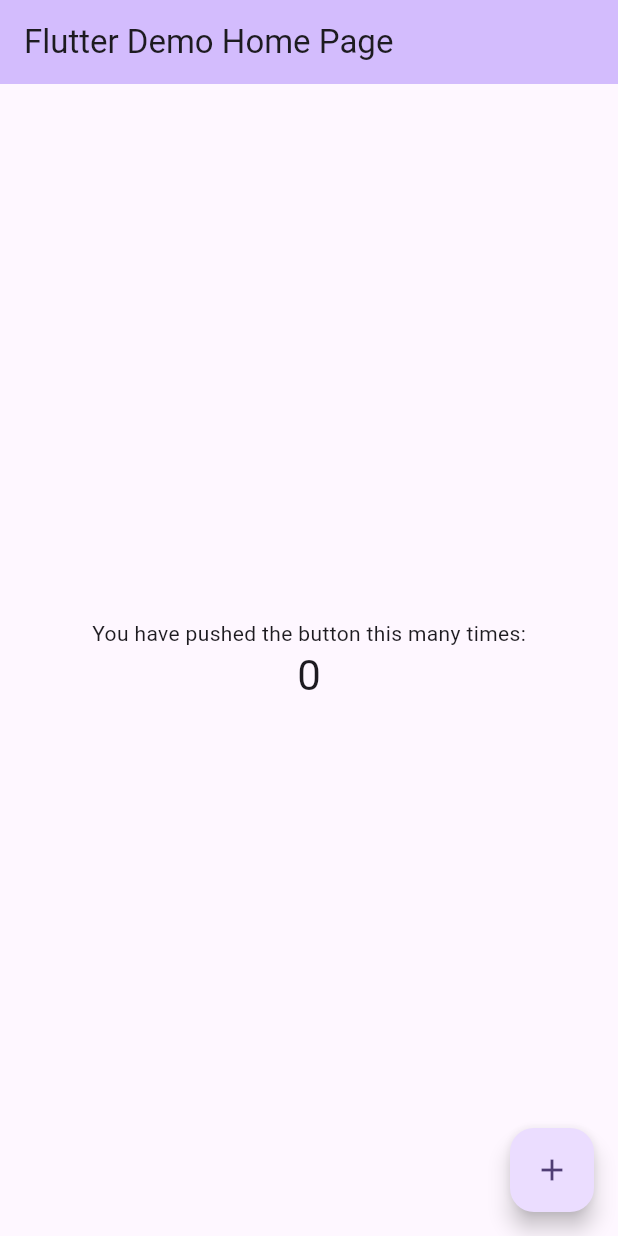
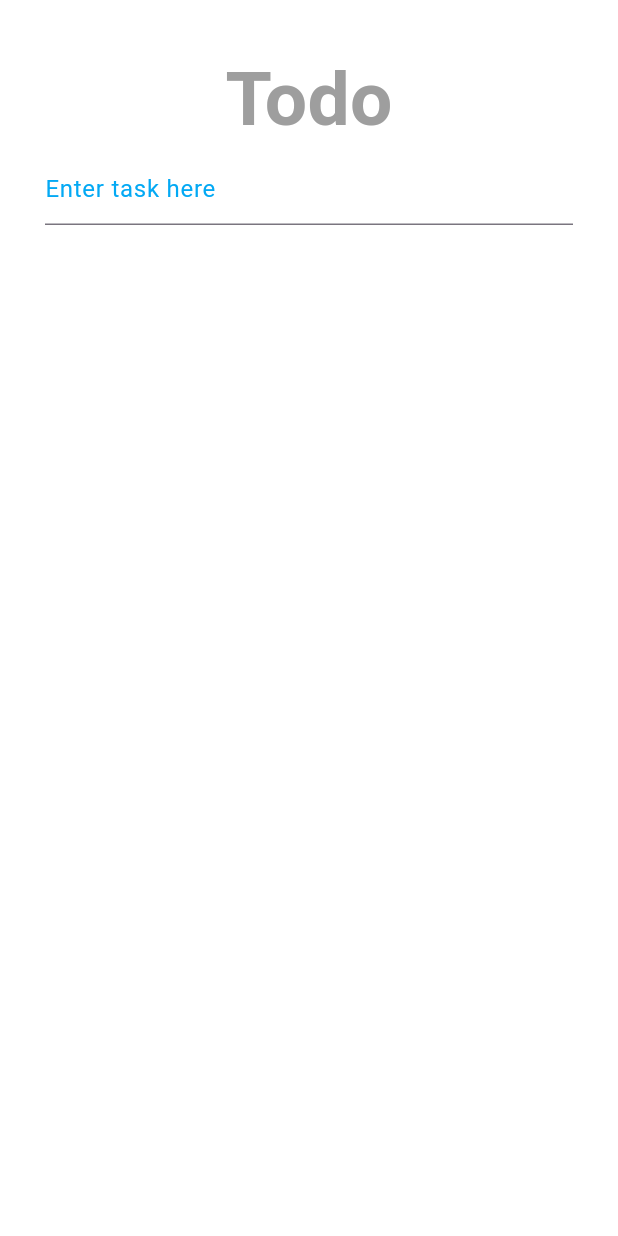
Before and after one commit to hzdelgado/flutter-bloc-sqlite, a Flutter app: the screen it shows after launch, on a phone screen of 412 x 824 dp. Run offline on Flutter 3.47's test engine with Material 2 defaults, Android fonts, the phone set to English and light mode, and no system bars; our stand-ins replace bloc, flutter_bloc, fluttertoast, freezed_annotation, sqflite, sqflite_common_ffi; accounts and stored records are empty; generated files the repository leaves out were written again.

Commit message:
todo list screen created
- path to database updated.
- fluttertoast dep installed.

```diff
--- a/lib/data/datasources/sqlite_database.dart
+++ b/lib/data/datasources/sqlite_database.dart
@@ -17,8 +17,8 @@ class SqliteDatabase {
   }
 
   static Future<String> _getDatabasePath() async {
-    final libraryDirectory = await getDatabasesPath();
-    final path = join(libraryDirectory, 'database.db');
+    final libraryDirectory = await getApplicationDocumentsDirectory();
+    final path = join(libraryDirectory.path, 'database.db');
     return path;
   }
 
--- a/lib/main.dart
+++ b/lib/main.dart
@@ -1,12 +1,18 @@
 import 'dart:io';
 
 import 'package:flutter/material.dart';
+import 'package:flutter_bloc/flutter_bloc.dart';
 import 'package:flutter_bloc_sqlite/data/datasources/sqlite_database.dart';
+import 'package:flutter_bloc_sqlite/data/repositories/todo_repository_impl.dart';
+import 'package:flutter_bloc_sqlite/domain/bloc/todo_bloc.dart';
+import 'package:flutter_bloc_sqlite/domain/bloc/todo_event.dart';
+import 'package:flutter_bloc_sqlite/ui/todo_list_screen.dart';
 import 'package:sqflite_common_ffi/sqflite_ffi.dart';
 
 Future<void> main() async {
   WidgetsFlutterBinding.ensureInitialized();
-  databaseFactory = databaseFactoryFfi;
+  sqfliteFfiInit();
+  databaseFactoryOrNull = databaseFactoryFfi;
   await SqliteDatabase.db();
   runApp(const MyApp());
 }
@@ -38,95 +44,18 @@ class MyApp extends StatelessWidget {
         colorScheme: ColorScheme.fromSeed(seedColor: Colors.deepPurple),
         useMaterial3: true,
       ),
-      home: const MyHomePage(title: 'Flutter Demo Home Page'),
+      home: RepositoryProvider(
+        create: (context) => TodoRepositoryImpl(),
+        child: MultiBlocProvider(
+          providers: [
+            BlocProvider(
+                create: (context) => TodoBloc(
+                      RepositoryProvider.of<TodoRepositoryImpl>(context),
+                    )..add(LoadTodos()))
+          ],
+          child: const TodoListScreen(),
+        ),
+      ),
     );
   }
 }
-
-class MyHomePage extends StatefulWidget {
-  const MyHomePage({super.key, required this.title});
-
-  // This widget is the home page of your application. It is stateful, meaning
-  // that it has a State object (defined below) that contains fields that affect
-  // how it looks.
-
-  // This class is the configuration for the state. It holds the values (in this
-  // case the title) provided by the parent (in this case the App widget) and
-  // used by the build method of the State. Fields in a Widget subclass are
-  // always marked "final".
-
-  final String title;
-
-  @override
-  State<MyHomePage> createState() => _MyHomePageState();
-}
-
-class _MyHomePageState extends State<MyHomePage> {
-  int _counter = 0;
-
-  void _incrementCounter() {
-    setState(() {
-      // This call to setState tells the Flutter framework that something has
-      // changed in this State, which causes it to rerun the build method below
-      // so that the display can reflect the updated values. If we changed
-      // _counter without calling setState(), then the build method would not be
-      // called again, and so nothing would appear to happen.
-      _counter++;
-    });
-  }
-
-  @override
-  Widget build(BuildContext context) {
-    // This method is rerun every time setState is called, for instance as done
-    // by the _incrementCounter method above.
-    //
-    // The Flutter framework has been optimized to make rerunning build methods
-    // fast, so that you can just rebuild anything that needs updating rather
-    // than having to individually change instances of widgets.
-    return Scaffold(
-      appBar: AppBar(
-        // TRY THIS: Try changing the color here to a specific color (to
-        // Colors.amber, perhaps?) and trigger a hot reload to see the AppBar
-        // change color while the other colors stay the same.
-        backgroundColor: Theme.of(context).colorScheme.inversePrimary,
-        // Here we take the value from the MyHomePage object that was created by
-        // the App.build method, and use it to set our appbar title.
-        title: Text(widget.title),
-      ),
-      body: Center(
-        // Center is a layout widget. It takes a single child and positions it
-        // in the middle of the parent.
-        child: Column(
-          // Column is also a layout widget. It takes a list of children and
-          // arranges them vertically. By default, it sizes itself to fit its
-          // children horizontally, and tries to be as tall as its parent.
-          //
-          // Column has various properties to control how it sizes itself and
-          // how it positions its children. Here we use mainAxisAlignment to
-          // center the children vertically; the main axis here is the vertical
-          // axis because Columns are vertical (the cross axis would be
-          // horizontal).
-          //
-          // TRY THIS: Invoke "debug painting" (choose the "Toggle Debug Paint"
-          // action in the IDE, or press "p" in the console), to see the
-          // wireframe for each widget.
-          mainAxisAlignment: MainAxisAlignment.center,
-          children: <Widget>[
-            const Text(
-              'You have pushed the button this many times:',
-            ),
-            Text(
-              '$_counter',
-              style: Theme.of(context).textTheme.headlineMedium,
-            ),
-          ],
-        ),
-      ),
-      floatingActionButton: FloatingActionButton(
-        onPressed: _incrementCounter,
-        tooltip: 'Increment',
-        child: const Icon(Icons.add),
-      ), // This trailing comma makes auto-formatting nicer for build methods.
-    );
-  }
-}
--- /dev/null
+++ b/lib/ui/todo_list_screen.dart
@@ -0,0 +1,84 @@
+import 'package:flutter/material.dart';
+import 'package:flutter_bloc/flutter_bloc.dart';
+import 'package:flutter_bloc_sqlite/domain/bloc/todo_bloc.dart';
+import 'package:flutter_bloc_sqlite/domain/bloc/todo_event.dart';
+import 'package:flutter_bloc_sqlite/domain/bloc/todo_state.dart';
+import 'package:flutter_bloc_sqlite/domain/models/todo.dart';
+import 'package:flutter_bloc_sqlite/ui/widgets/todo_input_field.dart';
+import 'package:flutter_bloc_sqlite/ui/widgets/todo_list_view.dart';
+import 'package:fluttertoast/fluttertoast.dart';
+
+class TodoListScreen extends StatefulWidget {
+  const TodoListScreen({super.key});
+
+  @override
+  State<TodoListScreen> createState() => _TodoListScreenState();
+}
+
+class _TodoListScreenState extends State<TodoListScreen> {
+  late TodoBloc _todoBloc;
+  List<Todo> _todoList = [];
+  @override
+  void initState() {
+    _todoBloc = BlocProvider.of(context);
+    _todoBloc.add(LoadTodos());
+
+    super.initState();
+  }
+
+  void _onTodoItemAdded(Todo todo) {
+    _todoBloc.add(AddTodo(todo: todo));
+
+  }
+
+  void _onTodoItemChanged(Todo todo, int index) {
+    _todoBloc.add(UpdateTodo(todo: todo));
+  }
+
+  @override
+  Widget build(BuildContext context) {
+    return Scaffold(
+        backgroundColor: Colors.white,
+        body: BlocConsumer<TodoBloc, TodoState>(
+          builder: (context, state) {
+            if (state is TodoPageLoading) {
+              return const CircularProgressIndicator();
+            } else if (state is TodoPageLoaded) {
+              if (state.todos.isNotEmpty == true) {
+                _todoList = state.todos;
+              }
+            } else if (state is TodoError) {
+              Fluttertoast.showToast(
+                  msg: state.message!,
+                  toastLength: Toast.LENGTH_SHORT,
+                  gravity: ToastGravity.CENTER,
+                  timeInSecForIosWeb: 1,
+                  backgroundColor: Colors.red,
+                  textColor: Colors.white,
+                  fontSize: 16.0);
+            }
+            return  Padding(
+                padding: const EdgeInsets.all(30),
+                child: Column(
+                  children: [
+                    const Text(
+                      "Todo",
+                      style: TextStyle(
+                          fontSize: 50,
+                          color: Colors.grey,
+                          fontWeight: FontWeight.bold),
+                    ),
+                    TodoInputField(_onTodoItemAdded),
+                    SizedBox(
+                      height: MediaQuery.sizeOf(context).height /2,
+                      child: TodoListView(_todoList, _onTodoItemChanged),
+                    )
+                  ],
+                ));
+          },
+          listener: (context, state) {
+            //Here, you can permorn action like show toast, snackbar & dialog on the basis of state
+          },
+        ));
+  }
+}
--- /dev/null
+++ b/lib/ui/widgets/todo_input_field.dart
@@ -0,0 +1,22 @@
+import 'package:flutter/material.dart';
+import 'package:flutter_bloc_sqlite/domain/models/todo.dart';
+
+class TodoInputField extends StatelessWidget {
+  final Function onItemAdded;
+  const TodoInputField(this.onItemAdded, {super.key});
+
+  @override
+  Widget build(BuildContext context) {
+    return TextField(
+      onSubmitted: (value) {
+        var todo = Todo(title: value);
+        onItemAdded(todo);
+      },
+      decoration: const InputDecoration(
+          hintText: "Enter task here",
+          hintStyle: TextStyle(
+            color: Colors.lightBlue,
+          )),
+    );
+  }
+}
--- /dev/null
+++ b/lib/ui/widgets/todo_item.dart
@@ -0,0 +1,19 @@
+import 'package:flutter/material.dart';
+
+import '../../domain/models/todo.dart';
+
+class TodoItem extends StatelessWidget {
+  final Todo todo;
+  final ValueChanged? callback;
+  const TodoItem(this.todo, this.callback, {super.key});
+
+  @override
+  Widget build(BuildContext context) {
+    return  Row(
+      mainAxisAlignment: MainAxisAlignment.start,
+      children: [
+        CheckboxListTile(value: todo.done.isEven? false: true, onChanged: callback),
+        Text(todo.title)
+    ],);
+  }
+}
--- /dev/null
+++ b/lib/ui/widgets/todo_list_view.dart
@@ -0,0 +1,20 @@
+import 'package:flutter/material.dart';
+import 'package:flutter_bloc_sqlite/domain/models/todo.dart';
+import 'package:flutter_bloc_sqlite/ui/widgets/todo_item.dart';
+
+class TodoListView extends StatelessWidget {
+  final List<Todo> todos;
+  final Function valueChanged;
+  const TodoListView(this.todos, this.valueChanged, {super.key});
+
+  @override
+  Widget build(BuildContext context) {
+    return ListView.builder(
+        itemCount: todos.length, itemBuilder: (ctx, index) {
+          return TodoItem(todos[index], (value) {
+            var todo = todos[index].done = value? 1: 0;
+            valueChanged(todo, index);
+          });
+        });
+  }
+}
--- a/pubspec.yaml
+++ b/pubspec.yaml
@@ -45,6 +45,7 @@ dependencies:
   sqflite_common_ffi: any
   sqlite3_flutter_libs:
   path_provider: ^2.0.15
+  fluttertoast: ^8.2.2
 
 dev_dependencies:
   flutter_test:
```
Also changed, not shown: 2 other files.
